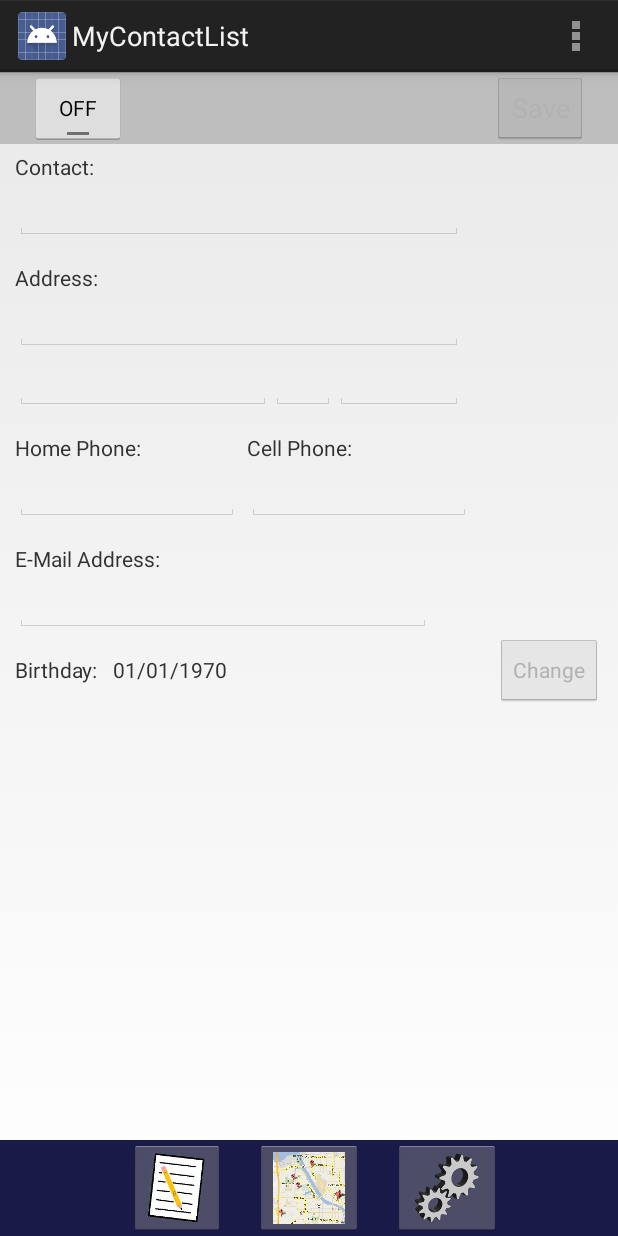
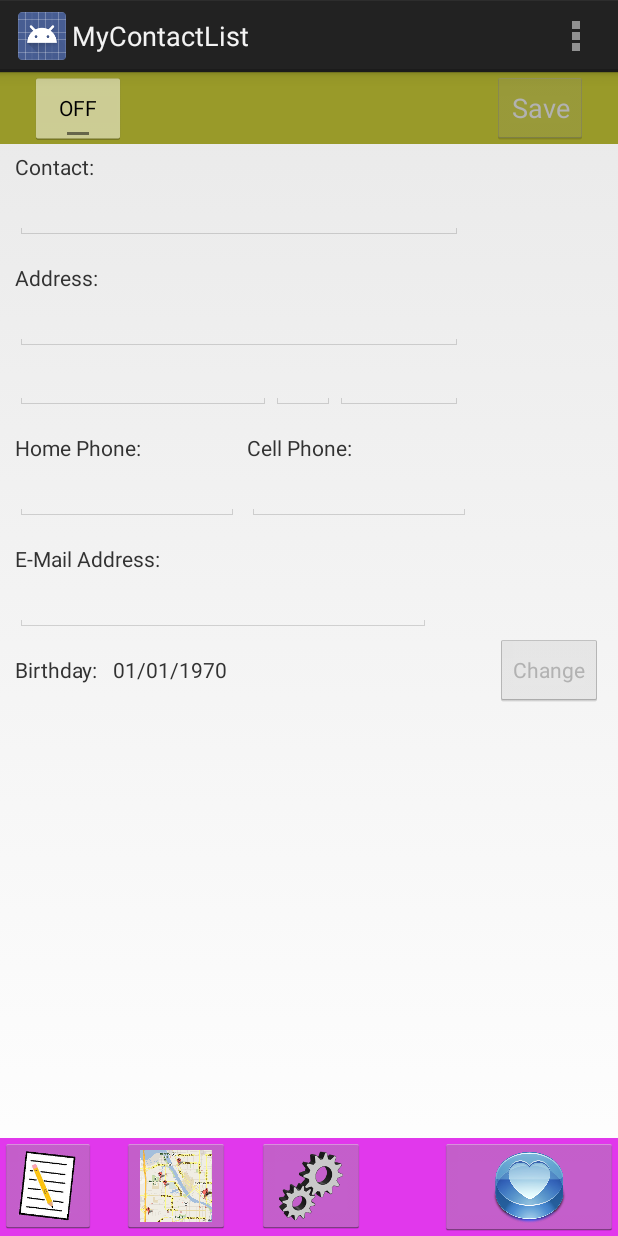
Before and after one commit to MobileApps-Cascadia/chapter-04, an Android app: the screen it shows after launch (ContactActivity), on a phone screen of 412 x 824 dp. Run offline under Robolectric (Android 15) with nearby library versions, the phone set to English and light mode, and no system bars.

Commit message:
Chapter 4 Exercise
Added another drawable icon and link to another page. Change some
colors and theme.

```diff
--- a/app/build.gradle
+++ b/app/build.gradle
@@ -2,7 +2,7 @@ apply plugin: 'com.android.application'
 
 android {
     compileSdkVersion 17
-    buildToolsVersion "22.0.1"
+    buildToolsVersion '25.0.0'
 
     defaultConfig {
         applicationId "com.example.mycontactlist"
@@ -20,4 +20,5 @@ android {
 
 dependencies {
     compile 'com.android.support:support-v4:18.0.0'
+    compile 'com.android.support.constraint:constraint-layout:1.0.0-alpha9'
 }
--- a/app/src/main/java/com/example/mycontactlist/ContactActivity.java
+++ b/app/src/main/java/com/example/mycontactlist/ContactActivity.java
@@ -32,6 +32,7 @@ public class ContactActivity extends FragmentActivity implements SaveDateListene
         initSettingsButton();
         initToggleButton();
         initChangeDateButton();
+		initFavButton();
 
         setForEditing(false);
     }
@@ -53,6 +54,16 @@ public class ContactActivity extends FragmentActivity implements SaveDateListene
     			startActivity(intent);
             }
         });
+	}
+
+	private void initFavButton(){
+		ImageButton list = (ImageButton) findViewById(R.id.imageButton4);
+		list.setOnClickListener (new View.OnClickListener(){
+			public void onClick(View v){
+				Intent intent = new Intent(ContactActivity.this, ContactListActivity.class);
+				startActivity(intent);
+			}
+		});
 	}
 
 	private void initMapButton() {
--- a/app/src/main/res/layout/activity_contact.xml
+++ b/app/src/main/res/layout/activity_contact.xml
@@ -4,7 +4,7 @@
     android:layout_height="match_parent"
     tools:context=".ContactActivity" >
 
-                <LinearLayout
+    <LinearLayout
             android:focusable="true"
             android:focusableInTouchMode="true"
             android:layout_width="0px"
@@ -20,30 +20,46 @@
         android:background="@color/navbar_background" >
 
         <ImageButton
+            android:id="@+id/imageButtonSettings"
+            android:layout_width="wrap_content"
+            android:layout_height="wrap_content"
+            android:src="@drawable/settingsicon"
+            android:layout_alignParentTop="true"
+            android:layout_toRightOf="@+id/imageButtonMap"
+            android:layout_toEndOf="@+id/imageButtonMap"
+            android:layout_marginLeft="18dp"
+            android:layout_marginStart="18dp" />
+
+        <ImageButton
             android:id="@+id/imageButtonList"
             android:layout_width="wrap_content"
             android:layout_height="wrap_content"
-            android:layout_centerVertical="true"
-            android:layout_marginRight="20dp"
-            android:layout_toLeftOf="@+id/imageButtonMap"
-            android:src="@drawable/contactlisticon" />
+            android:src="@drawable/contactlisticon"
+            android:layout_alignParentLeft="true"
+            android:layout_alignParentStart="true" />
 
         <ImageButton
             android:id="@+id/imageButtonMap"
             android:layout_width="wrap_content"
             android:layout_height="wrap_content"
-            android:layout_centerHorizontal="true"
-            android:layout_centerVertical="true"
-            android:src="@drawable/mapicon" />
+            android:src="@drawable/mapicon"
+            android:layout_alignParentTop="true"
+            android:layout_toRightOf="@+id/imageButtonList"
+            android:layout_toEndOf="@+id/imageButtonList"
+            android:layout_marginLeft="17dp"
+            android:layout_marginStart="17dp" />
 
         <ImageButton
-            android:id="@+id/imageButtonSettings"
+            android:id="@+id/imageButton4"
             android:layout_width="wrap_content"
-            android:layout_height="wrap_content"
-            android:layout_centerVertical="true"
-            android:layout_marginLeft="20dp"
-            android:layout_toRightOf="@+id/imageButtonMap"
-            android:src="@drawable/settingsicon" />
+            android:layout_height="65dp"
+            android:layout_alignParentEnd="true"
+            android:layout_alignParentRight="true"
+            android:layout_marginLeft="50dp"
+            android:layout_toRightOf="@+id/imageButtonSettings"
+            android:scaleType="fitCenter"
+            android:src="@drawable/favicon" />
+
     </RelativeLayout>
 
     <RelativeLayout
@@ -282,7 +298,6 @@
                android:text="Change" />
 
 
-
         </RelativeLayout>
     </ScrollView>
 
--- a/app/src/main/res/values-v11/styles.xml
+++ b/app/src/main/res/values-v11/styles.xml
@@ -4,7 +4,7 @@
         Base application theme for API 11+. This theme completely replaces
         AppBaseTheme from res/values/styles.xml on API 11+ devices.
     -->
-    <style name="AppBaseTheme" parent="android:Theme.Holo.Light">
+    <style name="AppBaseTheme" parent="android:Theme.Light">
         <!-- API 11 theme customizations can go here. -->
     </style>
 
--- a/app/src/main/res/values/color.xml
+++ b/app/src/main/res/values/color.xml
@@ -1,6 +1,6 @@
 <?xml version="1.0" encoding="utf-8"?>
 <resources>
-    <color name="navbar_background">#1a1a48</color>
-    <color name="toolbar_background">#bebebe</color>
+    <color name="navbar_background">#e138ec</color>
+    <color name="toolbar_background">#999a29</color>
 
 </resources>
--- a/app/src/main/res/values/strings.xml
+++ b/app/src/main/res/values/strings.xml
@@ -3,7 +3,7 @@
 
     <string name="app_name">MyContactList</string>
     <string name="action_settings">Settings</string>
-    <string name="hello_world">Hello world!</string>
+    <string name="hello_world">Hello world, you are on another page!</string>
     <string name="title_activity_contact_list">Contact List</string>
     <string name="title_activity_contact_map">Contacts Map</string>
     <string name="title_activity_contact_settings">Settings</string>
--- a/build.gradle
+++ b/build.gradle
@@ -4,7 +4,7 @@ buildscript {
         jcenter()
     }
     dependencies {
-        classpath 'com.android.tools.build:gradle:1.1.0'
+        classpath 'com.android.tools.build:gradle:2.3.1'
     }
 }
 
```
Also changed, not shown: app/src/main/res/layout-v11/activity_contact_list.xml (added, +20 -0 lines), app/src/main/res/layout/activity_contact_list.xml (+17 -2 lines), app/src/main/res/drawable-hdpi/favicon.png (added), gradle/wrapper/gradle-wrapper.properties, 38 other files.
